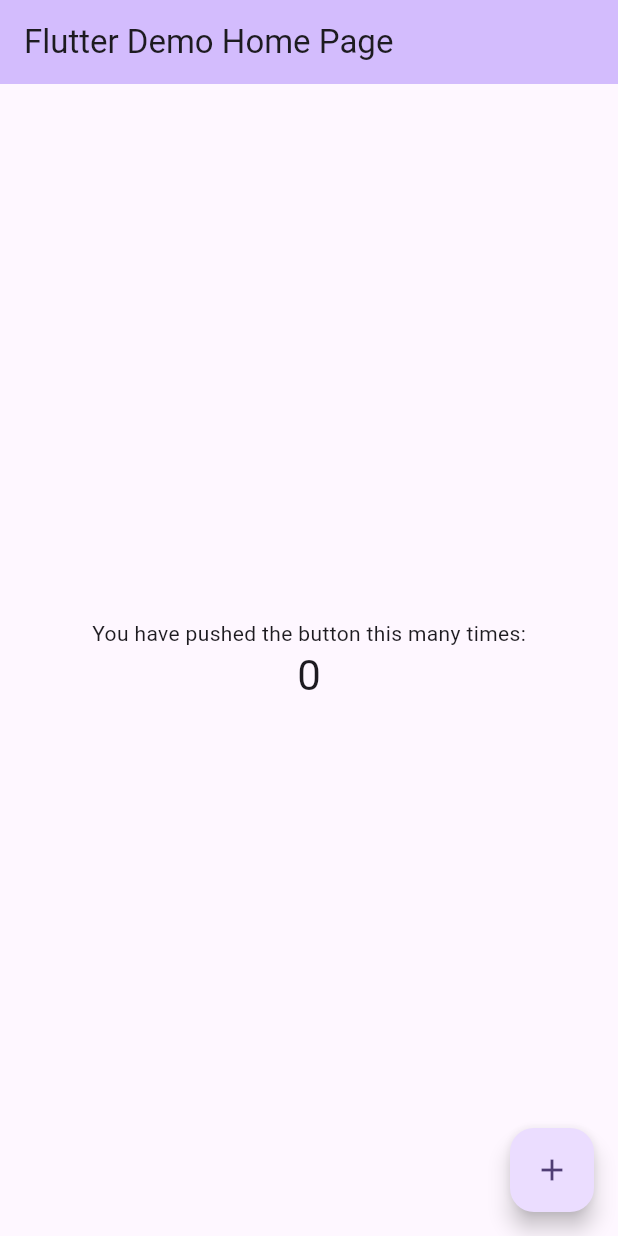
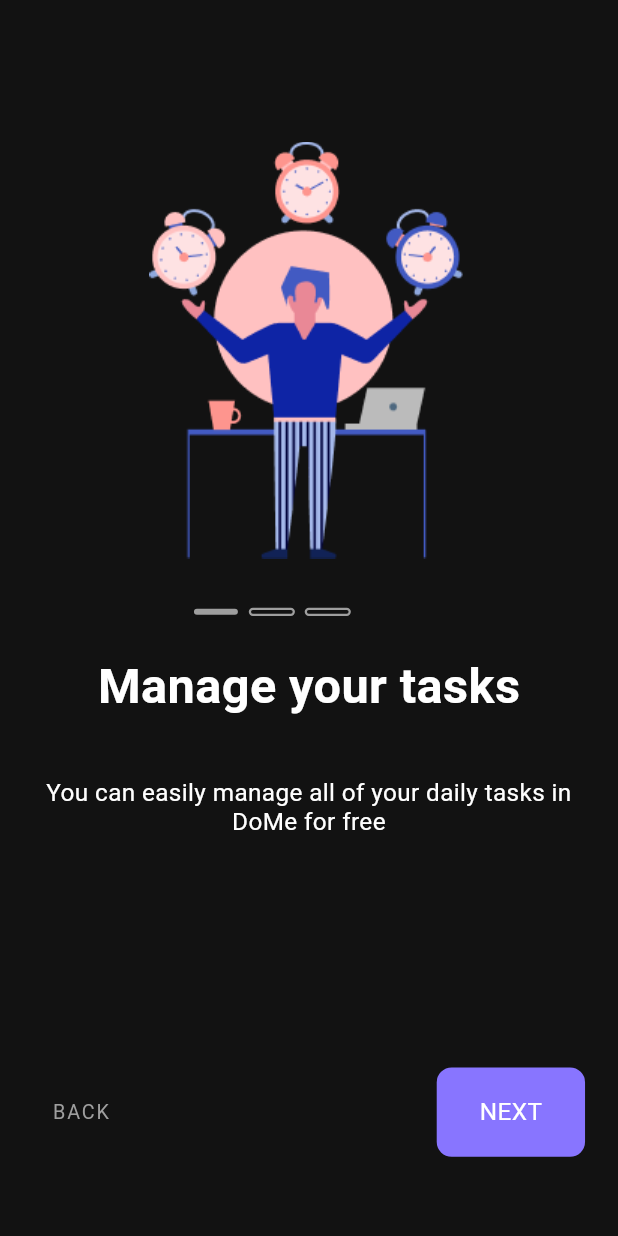
Before and after one commit to Arabjonoff/todoapp, a Flutter app: the screen it shows after launch, on a phone screen of 412 x 824 dp. Run offline on Flutter 3.47's test engine with Material 2 defaults, Android fonts, the phone set to English and light mode, and no system bars; drawn by our look-alikes of smooth_page_indicator; our stand-ins replace flutter_screenutil.

Commit message:
onboarding finsh

```diff
--- a/lib/main.dart
+++ b/lib/main.dart
@@ -1,4 +1,7 @@
 import 'package:flutter/material.dart';
+import 'package:flutter_screenutil/flutter_screenutil.dart';
+import 'package:todoapp/src/ui/onboarding/onboarding_animate_screen.dart';
+
 
 void main() {
   runApp(const MyApp());
@@ -10,116 +13,24 @@ class MyApp extends StatelessWidget {
   // This widget is the root of your application.
   @override
   Widget build(BuildContext context) {
-    return MaterialApp(
-      title: 'Flutter Demo',
-      theme: ThemeData(
-        // This is the theme of your application.
-        //
-        // TRY THIS: Try running your application with "flutter run". You'll see
-        // the application has a blue toolbar. Then, without quitting the app,
-        // try changing the seedColor in the colorScheme below to Colors.green
-        // and then invoke "hot reload" (save your changes or press the "hot
-        // reload" button in a Flutter-supported IDE, or press "r" if you used
-        // the command line to start the app).
-        //
-        // Notice that the counter didn't reset back to zero; the application
-        // state is not lost during the reload. To reset the state, use hot
-        // restart instead.
-        //
-        // This works for code too, not just values: Most code changes can be
-        // tested with just a hot reload.
-        colorScheme: ColorScheme.fromSeed(seedColor: Colors.deepPurple),
-        useMaterial3: true,
-      ),
-      home: const MyHomePage(title: 'Flutter Demo Home Page'),
+    return ScreenUtilInit(
+      designSize: const Size(375, 812),
+      minTextAdapt: true,
+      splitScreenMode: true,
+      // Use builder only if you need to use library outside ScreenUtilInit context
+      builder: (_ , child) {
+        return MaterialApp(
+          debugShowCheckedModeBanner: false,
+          title: 'First Method',
+          // You can use the library anywhere in the app even in theme
+          theme: ThemeData(
+            primarySwatch: Colors.blue,
+            textTheme: Typography.englishLike2018.apply(fontSizeFactor: 1.sp),
+          ),
+          home: child,
+        );
+      },
+      child:  OnBoardingAnimateScreen()
     );
   }
 }
-
-class MyHomePage extends StatefulWidget {
-  const MyHomePage({super.key, required this.title});
-
-  // This widget is the home page of your application. It is stateful, meaning
-  // that it has a State object (defined below) that contains fields that affect
-  // how it looks.
-
-  // This class is the configuration for the state. It holds the values (in this
-  // case the title) provided by the parent (in this case the App widget) and
-  // used by the build method of the State. Fields in a Widget subclass are
-  // always marked "final".
-
-  final String title;
-
-  @override
-  State<MyHomePage> createState() => _MyHomePageState();
-}
-
-class _MyHomePageState extends State<MyHomePage> {
-  int _counter = 0;
-
-  void _incrementCounter() {
-    setState(() {
-      // This call to setState tells the Flutter framework that something has
-      // changed in this State, which causes it to rerun the build method below
-      // so that the display can reflect the updated values. If we changed
-      // _counter without calling setState(), then the build method would not be
-      // called again, and so nothing would appear to happen.
-      _counter++;
-    });
-  }
-
-  @override
-  Widget build(BuildContext context) {
-    // This method is rerun every time setState is called, for instance as done
-    // by the _incrementCounter method above.
-    //
-    // The Flutter framework has been optimized to make rerunning build methods
-    // fast, so that you can just rebuild anything that needs updating rather
-    // than having to individually change instances of widgets.
-    return Scaffold(
-      appBar: AppBar(
-        // TRY THIS: Try changing the color here to a specific color (to
-        // Colors.amber, perhaps?) and trigger a hot reload to see the AppBar
-        // change color while the other colors stay the same.
-        backgroundColor: Theme.of(context).colorScheme.inversePrimary,
-        // Here we take the value from the MyHomePage object that was created by
-        // the App.build method, and use it to set our appbar title.
-        title: Text(widget.title),
-      ),
-      body: Center(
-        // Center is a layout widget. It takes a single child and positions it
-        // in the middle of the parent.
-        child: Column(
-          // Column is also a layout widget. It takes a list of children and
-          // arranges them vertically. By default, it sizes itself to fit its
-          // children horizontally, and tries to be as tall as its parent.
-          //
-          // Column has various properties to control how it sizes itself and
-          // how it positions its children. Here we use mainAxisAlignment to
-          // center the children vertically; the main axis here is the vertical
-          // axis because Columns are vertical (the cross axis would be
-          // horizontal).
-          //
-          // TRY THIS: Invoke "debug painting" (choose the "Toggle Debug Paint"
-          // action in the IDE, or press "p" in the console), to see the
-          // wireframe for each widget.
-          mainAxisAlignment: MainAxisAlignment.center,
-          children: <Widget>[
-            const Text(
-              'You have pushed the button this many times:',
-            ),
-            Text(
-              '$_counter',
-              style: Theme.of(context).textTheme.headlineMedium,
-            ),
-          ],
-        ),
-      ),
-      floatingActionButton: FloatingActionButton(
-        onPressed: _incrementCounter,
-        tooltip: 'Increment',
-        child: const Icon(Icons.add),
-      ), // This trailing comma makes auto-formatting nicer for build methods.
-    );
-  }
-}
--- /dev/null
+++ b/lib/src/theme/app_color/app_color.dart
@@ -0,0 +1,9 @@
+import 'dart:ui';
+
+class AppColor{
+  static const Color white = Color(0xffffffff);
+  static const Color background = Color(0xff121212);
+  static const Color purple = Color(0xff8875FF);
+  static const Color textFieldColor = Color(0xff1D1D1D);
+  static const Color grey = Color(0xff979797);
+}
--- /dev/null
+++ b/lib/src/theme/app_fonts/app_fonts.dart
@@ -0,0 +1,42 @@
+
+import 'package:flutter/material.dart';
+import 'package:flutter_screenutil/flutter_screenutil.dart';
+import 'package:todoapp/src/theme/app_color/app_color.dart';
+
+class AppStyle{
+  static TextStyle h1(){
+    return TextStyle(
+      fontSize: 32.h,
+      color: AppColor.white,
+      fontWeight: FontWeight.w700,
+    );
+  }
+  static TextStyle h2(){
+    return TextStyle(
+      fontSize: 24.h,
+      color: AppColor.white,
+      fontWeight: FontWeight.w700,
+    );
+  }
+  static TextStyle h3(){
+    return TextStyle(
+      fontSize: 20.h,
+      color: AppColor.white,
+      fontWeight: FontWeight.w700,
+    );
+  }
+  static TextStyle body(){
+    return TextStyle(
+      fontSize: 16.h,
+      color: AppColor.white,
+      fontWeight: FontWeight.w400,
+    );
+  }
+  static TextStyle small(Color color){
+    return TextStyle(
+      fontSize: 13.h,
+      color: color,
+      fontWeight: FontWeight.w400,
+    );
+  }
+}
--- /dev/null
+++ b/lib/src/ui/onboarding/onboarding_animate_screen.dart
@@ -0,0 +1,161 @@
+import 'package:flutter/material.dart';
+import 'package:flutter_screenutil/flutter_screenutil.dart';
+import 'package:smooth_page_indicator/smooth_page_indicator.dart';
+import 'package:todoapp/src/theme/app_color/app_color.dart';
+import 'package:todoapp/src/theme/app_fonts/app_fonts.dart';
+import 'package:todoapp/src/ui/auth/register/register_screen.dart';
+import 'package:todoapp/src/ui/onboarding/onboarding_screen.dart';
+
+class OnBoardingAnimateScreen extends StatefulWidget {
+  const OnBoardingAnimateScreen({super.key});
+
+  @override
+  State<OnBoardingAnimateScreen> createState() =>
+      _OnBoardingAnimateScreenState();
+}
+
+class _OnBoardingAnimateScreenState extends State<OnBoardingAnimateScreen> {
+  PageController pageController = PageController();
+  int index = 0;
+
+  @override
+  Widget build(BuildContext context) {
+    return Scaffold(
+      backgroundColor: AppColor.background,
+      body: Stack(
+        children: [
+          Container(
+            margin: EdgeInsets.only(top: 80.h),
+            child: PageView(
+              onPageChanged: (i){
+                index = i;
+                setState(() {
+
+                });
+              },
+              controller: pageController,
+              children: const [
+                OnBoardingScreen(
+                    img: 'assets/image/onboard1.png',
+                    title: 'Manage your tasks',
+                    body:
+                        'You can easily manage all of your daily tasks in DoMe for free'),
+                OnBoardingScreen(
+                    img: 'assets/image/onboard2.png',
+                    title: 'Create daily routine',
+                    body:
+                        'In Uptodo  you can create your personalized routine to stay productive'),
+                OnBoardingScreen(
+                    img: 'assets/image/onboard3.png',
+                    title: 'Orgonaize your tasks',
+                    body:
+                        'You can organize your daily tasks by adding your tasks into separate categories'),
+              ],
+            ),
+          ),
+          Positioned(
+            top: 400.h,
+            left: MediaQuery.of(context).size.width / 2.9.w,
+            child: SmoothPageIndicator(
+                controller: pageController, // PageController
+                count: 3,
+                effect: const SlideEffect(
+                    spacing: 8.0,
+                    radius: 4.0,
+                    dotWidth: 29.28,
+                    dotHeight: 4.0,
+                    paintStyle: PaintingStyle.stroke,
+                    strokeWidth: 1.5,
+                    dotColor: Colors.grey,
+                    activeDotColor: Colors.grey), // your preferred effect
+                onDotClicked: (index) {}),
+          ),
+          Positioned(
+            bottom: 52.h,
+            child: Container(
+              padding: EdgeInsets.symmetric(horizontal: 20.w),
+              width: MediaQuery.of(context).size.width,
+              child: Row(
+                mainAxisAlignment: MainAxisAlignment.spaceBetween,
+                children: [
+                  TextButton(
+                      onPressed: () {
+                        if (index == 2) {
+                          setState(() {
+                            index = 1;
+                            pageController.animateToPage(
+                              1,
+                              duration: const Duration(milliseconds: 300),
+                              curve: Curves.easeInOut,
+                            );
+                            // _pageController.jumpToPage(1);
+                          });
+                        } else if (index == 1) {
+                          setState(() {
+                            index = 0;
+                            pageController.animateToPage(
+                              0,
+                              duration: const Duration(milliseconds: 300),
+                              curve: Curves.easeInOut,
+                            );
+                            //_pageController.jumpToPage(2);
+                          });
+                        }
+                      },
+                      child: Text(
+                        'BACK',
+                        style: AppStyle.small(Colors.grey),
+                      )),
+                  GestureDetector(
+                    onTap: () => nextPage(),
+                    child: AnimatedContainer(
+                      curve: Curves.linear,
+                      alignment: Alignment.center,
+                      width: index == 2 ? 150 : 90.w,
+                      duration: const Duration(milliseconds: 600),
+                      decoration: BoxDecoration(
+                          borderRadius: BorderRadius.circular(10),
+                          color: AppColor.purple),
+                      padding: EdgeInsets.symmetric(vertical: 20.h),
+                      child: Text(
+                        index == 2 ? "GET STARTED" : "NEXT",maxLines: 1,
+                        style: AppStyle.body(),
+                      ),
+                    ),
+                  )
+                ],
+              ),
+            ),
+          )
+        ],
+      ),
+    );
+  }
+  nextPage(){
+    if (index == 0) {
+      setState(() {
+        index = 1;
+        pageController.animateToPage(
+          1,
+          duration: const Duration(milliseconds: 300),
+          curve: Curves.easeInOut,
+        );
+        // _pageController.jumpToPage(1);
+      });
+    } else if (index == 1) {
+      setState(() {
+        index = 2;
+        pageController.animateToPage(
+          2,
+          duration: const Duration(milliseconds: 300),
+          curve: Curves.easeInOut,
+        );
+        //_pageController.jumpToPage(2);
+      });
+    } else if (index == 2) {
+      Navigator.pushReplacement(context, MaterialPageRoute(builder: (c){
+        return const RegisterScreen();
+      },),);
+    }
+  }
+}
--- /dev/null
+++ b/lib/src/ui/onboarding/onboarding_screen.dart
@@ -0,0 +1,29 @@
+import 'package:flutter/material.dart';
+import 'package:flutter_screenutil/flutter_screenutil.dart';
+import 'package:todoapp/src/theme/app_fonts/app_fonts.dart';
+
+class OnBoardingScreen extends StatelessWidget {
+  final String img,title,body;
+  const OnBoardingScreen({super.key, required this.img, required this.title, required this.body});
+
+  @override
+  Widget build(BuildContext context) {
+    return  Column(
+      children: [
+        Container(
+          margin: EdgeInsets.symmetric(horizontal: 16.w),
+          width: MediaQuery.of(context).size.width,
+          height: 300.h,
+          child: Image.asset(img),
+        ),
+        SizedBox(height: 52.h,),
+        Text(title,style: AppStyle.h1(),),
+        SizedBox(height: 42.h,),
+        Padding(
+          padding:  EdgeInsets.symmetric(horizontal: 16.0.w),
+          child: Text(body,style: AppStyle.body(),textAlign: TextAlign.center,),
+        ),
+      ],
+    );
+  }
+}
```
Also changed, not shown: lib/src/ui/auth/register/register_screen.dart (added, +25 -0 lines), lib/src/ui/main/main_screen.dart (added, +26 -0 lines), lib/src/widget/textfield_widget.dart (added, +38 -0 lines), pubspec.yaml (+5 -2 lines), assets/icons/calendar.svg (added), assets/icons/clock.svg (added), assets/icons/flag.svg (added), assets/icons/send.svg (added), assets/icons/tag.svg (added), assets/icons/timer.svg (added), assets/icons/user.svg (added), assets/image/onboard1.png (added), assets/image/onboard2.png (added), assets/image/onboard3.png (added), 2 more files.
